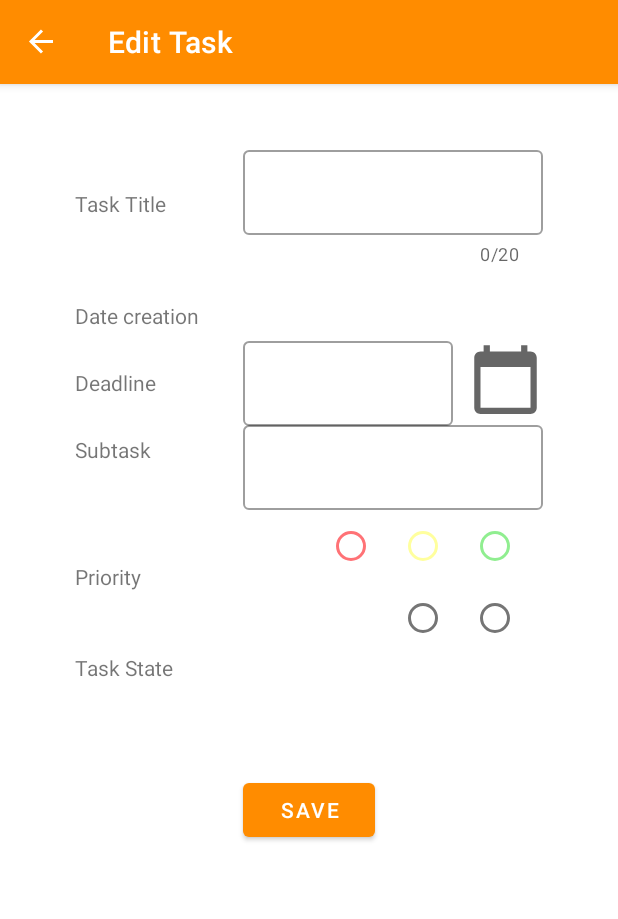
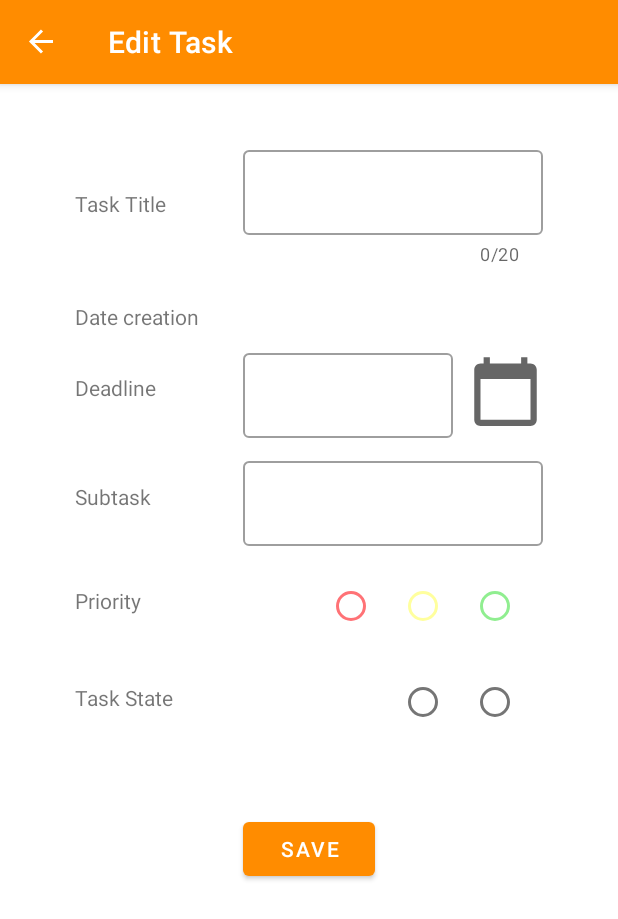
Before and after one commit to RahafNasser-cs/ToDo, an Android app: the EditTaskFragment screen opened through its navigation route, on a phone screen of 412 x 824 dp. Shown: the top 919 px of the screen. Run offline under Robolectric (Android 15) with nearby library versions, the phone set to English and light mode, and no system bars; our stand-ins replace data binding, navigation-ui; 12 statements that could not run were skipped.

Commit message:
update fragments xml

```diff
--- a/app/src/main/res/layout/fragment_edit_task.xml
+++ b/app/src/main/res/layout/fragment_edit_task.xml
@@ -52,7 +52,7 @@
                 android:id="@+id/date_creation"
                 android:layout_width="wrap_content"
                 android:layout_height="wrap_content"
-                android:layout_marginTop="55dp"
+                android:layout_marginTop="56dp"
                 android:text="Date creation"
                 app:layout_constraintStart_toStartOf="@+id/task_title"
                 app:layout_constraintTop_toBottomOf="@+id/task_title"/>
@@ -69,13 +69,14 @@
                 android:id="@+id/deadline"
                 android:layout_width="wrap_content"
                 android:layout_height="wrap_content"
-                android:layout_marginTop="25dp"
+                android:layout_marginTop="28dp"
                 android:text="Deadline"
                 app:layout_constraintStart_toStartOf="@+id/date_creation"
                 app:layout_constraintTop_toBottomOf="@+id/date_creation" />
             <com.google.android.material.textfield.TextInputLayout
                 android:layout_width="140dp"
                 android:layout_height="wrap_content"
+                android:layout_marginTop="8dp"
                 app:layout_constraintTop_toBottomOf="@+id/date_creation_content"
                 app:layout_constraintStart_toStartOf="@+id/date_creation_content"
                 android:id="@+id/date_input_layout"
@@ -101,7 +102,7 @@
                 android:id="@+id/subtask"
                 android:layout_width="wrap_content"
                 android:layout_height="wrap_content"
-                android:layout_marginTop="25dp"
+                android:layout_marginTop="53dp"
                 android:text="Subtask"
                 app:layout_constraintStart_toStartOf="@+id/deadline"
                 app:layout_constraintTop_toBottomOf="@+id/deadline" />
@@ -109,6 +110,7 @@
                 android:layout_width="200dp"
                 android:layout_height="wrap_content"
                 android:id="@+id/subtask_input_layout"
+                android:layout_marginTop="16dp"
                 app:layout_constraintEnd_toEndOf="@+id/calender_img"
                 app:layout_constraintTop_toBottomOf="@+id/calender_img"
                 style="@style/Widget.MaterialComponents.TextInputLayout.OutlinedBox">
@@ -123,7 +125,7 @@
                 android:id="@+id/priority"
                 android:layout_width="wrap_content"
                 android:layout_height="wrap_content"
-                android:layout_marginTop="65dp"
+                android:layout_marginTop="50dp"
                 android:text="Priority"
                 app:layout_constraintStart_toStartOf="@+id/subtask"
                 app:layout_constraintTop_toBottomOf="@+id/subtask" />
@@ -133,6 +135,7 @@
                 android:id="@+id/priority_options"
                 android:orientation="horizontal"
                 android:layout_marginStart="40dp"
+                android:layout_marginTop="16dp"
                 app:layout_constraintEnd_toEndOf="@+id/subtask_input_layout"
                 app:layout_constraintTop_toBottomOf="@+id/subtask_input_layout"
                 >
@@ -167,7 +170,7 @@
                 android:id="@+id/task_status"
                 android:layout_width="wrap_content"
                 android:layout_height="wrap_content"
-                android:layout_marginTop="41dp"
+                android:layout_marginTop="45dp"
                 android:text="Task State"
                 app:layout_constraintStart_toStartOf="@+id/priority"
                 app:layout_constraintTop_toBottomOf="@+id/priority" />
@@ -175,6 +178,7 @@
                 android:layout_width="wrap_content"
                 android:layout_height="wrap_content"
                 android:id="@+id/task_status_options"
+                android:layout_marginTop="16dp"
                 app:layout_constraintEnd_toEndOf="@+id/priority_options"
                 app:layout_constraintTop_toBottomOf="@id/priority_options"
                 android:orientation="horizontal">
@@ -204,8 +208,8 @@
                 app:layout_constraintStart_toStartOf="parent"
                 app:layout_constraintEnd_toEndOf="parent"
                 app:layout_constraintTop_toBottomOf="@+id/task_status_options"
-                android:layout_marginBottom="50dp"
-                android:layout_marginTop="80dp"/>
+                android:layout_marginTop="50dp"
+                />
         </androidx.constraintlayout.widget.ConstraintLayout>
     </ScrollView>
 
--- a/app/src/main/res/layout/fragment_new_task.xml
+++ b/app/src/main/res/layout/fragment_new_task.xml
@@ -210,11 +210,12 @@
             android:text="Add Task"
             android:onClick="@{()-> newTaskFragment.goToNextFragment()}"
             android:id="@+id/done_btn"
+            android:layout_marginTop="20dp"
             app:layout_constraintBottom_toBottomOf="parent"
             app:layout_constraintStart_toStartOf="parent"
             app:layout_constraintEnd_toEndOf="parent"
             app:layout_constraintTop_toBottomOf="@+id/task_status_options"
-            android:layout_marginBottom="50dp"/>
+            />
     </androidx.constraintlayout.widget.ConstraintLayout>
 
 </layout>
```
